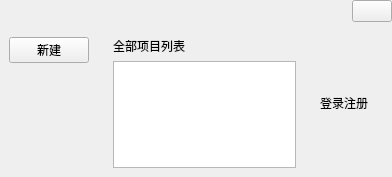
Old version of the form indexwidget.ui in the repository chenwuwen/ImageLabelSpirit.
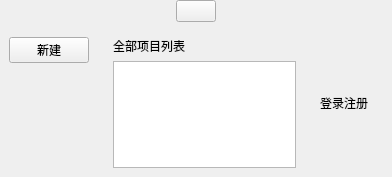
New version of the form. Icons and pictures are not drawn.

```diff
--- a/indexwidget.ui
+++ b/indexwidget.ui
@@ -42,6 +42,9 @@
    <item row="0" column="0" colspan="4">
     <widget class="QWidget" name="header_widget" native="true">
      <layout class="QHBoxLayout" name="horizontalLayout">
+      <property name="spacing">
+       <number>0</number>
+      </property>
       <property name="leftMargin">
        <number>0</number>
       </property>
@@ -54,21 +57,14 @@
       <property name="bottomMargin">
        <number>0</number>
       </property>
-      <item>
-       <spacer name="horizontalSpacer">
-        <property name="orientation">
-         <enum>Qt::Horizontal</enum>
-        </property>
-        <property name="sizeHint" stdset="0">
-         <size>
-          <width>361</width>
-          <height>20</height>
-         </size>
-        </property>
-       </spacer>
-      </item>
       <item>
        <widget class="QPushButton" name="close_index_widget_btn">
+        <property name="sizePolicy">
+         <sizepolicy hsizetype="Fixed" vsizetype="Expanding">
+          <horstretch>0</horstretch>
+          <verstretch>0</verstretch>
+         </sizepolicy>
+        </property>
         <property name="cursor">
          <cursorShape>PointingHandCursor</cursorShape>
         </property>
```
